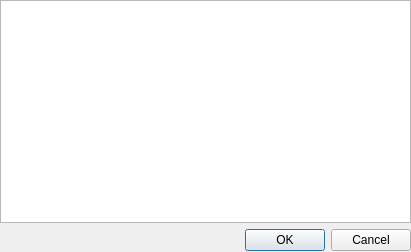
Old version of the form gui_design/postviewerdesign.ui in the repository AWGarvin/Cbot.
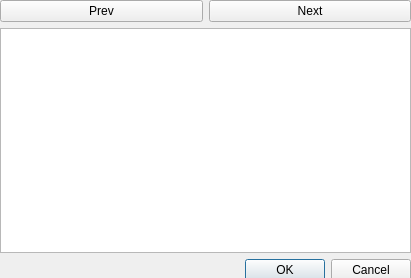
New version of the form.

Diff of the .ui file:
```diff
--- a/gui_design/postviewerdesign.ui
+++ b/gui_design/postviewerdesign.ui
@@ -7,7 +7,7 @@
     <x>0</x>
     <y>0</y>
     <width>411</width>
-    <height>252</height>
+    <height>278</height>
    </rect>
   </property>
   <property name="windowTitle">
@@ -19,10 +19,28 @@
      <x>0</x>
      <y>0</y>
      <width>411</width>
-     <height>251</height>
+     <height>281</height>
     </rect>
    </property>
    <layout class="QVBoxLayout" name="verticalLayout">
+    <item>
+     <layout class="QHBoxLayout" name="horizontalLayout">
+      <item>
+       <widget class="QPushButton" name="prevBTN">
+        <property name="text">
+         <string>Prev</string>
+        </property>
+       </widget>
+      </item>
+      <item>
+       <widget class="QPushButton" name="nextBTN">
+        <property name="text">
+         <string>Next</string>
+        </property>
+       </widget>
+      </item>
+     </layout>
+    </item>
     <item>
      <widget class="QTextBrowser" name="textBrowser"/>
     </item>
```
